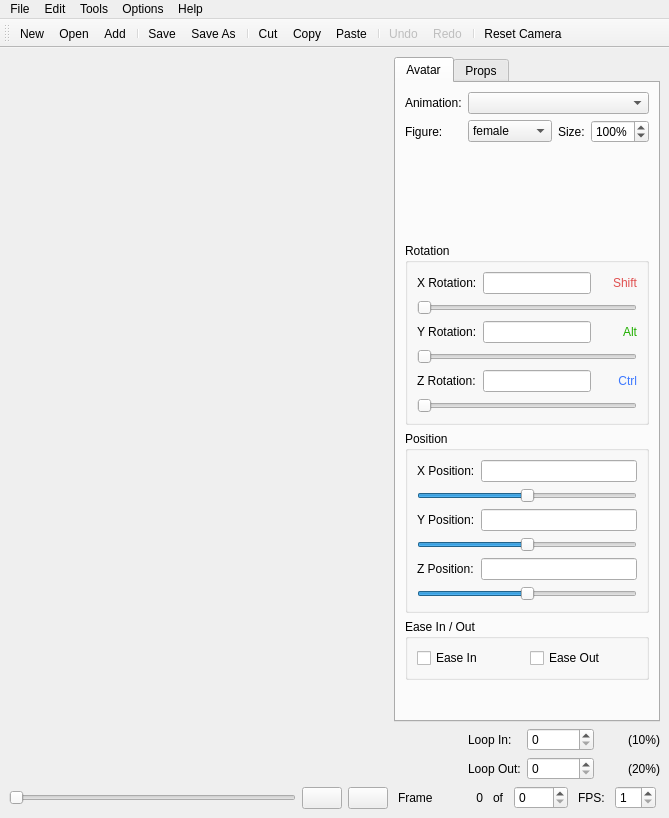
This is src/pinglymotionwindow.ui in pingledingle-tech/PinglyMotion as Qt 5 draws it before an edit. The edited form follows.
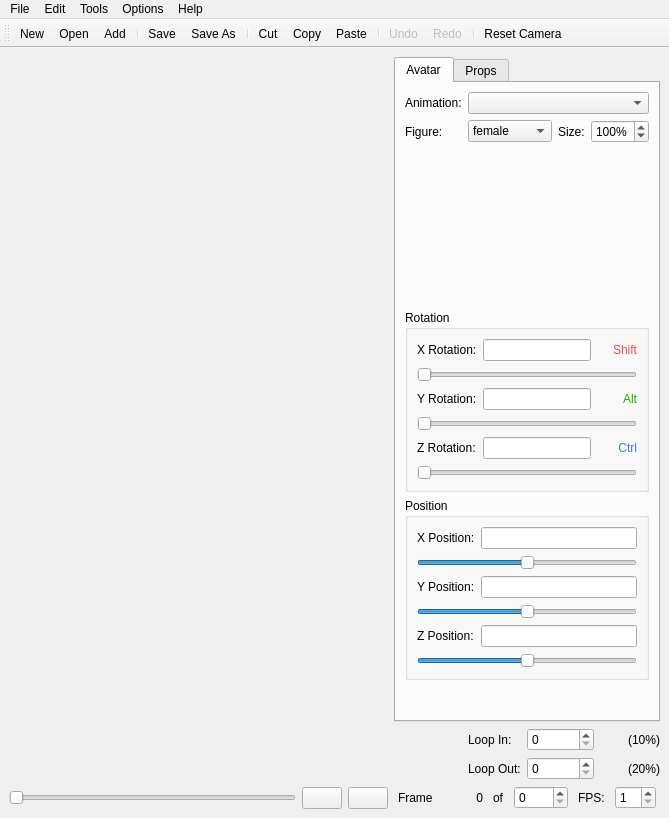
This is the edited form. Icons and pictures are not drawn. Custom widgets are drawn as their Qt base class.

```diff
--- a/src/pinglymotionwindow.ui
+++ b/src/pinglymotionwindow.ui
@@ -39,7 +39,7 @@
         <property name="minimumSize">
          <size>
           <width>360</width>
-          <height>258</height>
+          <height>350</height>
          </size>
         </property>
        </widget>
@@ -525,41 +525,6 @@
           </layout>
          </widget>
         </item>
-        <item row="5" column="0" colspan="4">
-         <widget class="QGroupBox" name="easeInOutGroup">
-          <property name="title">
-           <string>Ease In / Out</string>
-          </property>
-          <layout class="QGridLayout">
-           <item row="0" column="0">
-            <widget class="QCheckBox" name="easeInCheck">
-             <property name="sizePolicy">
-              <sizepolicy hsizetype="Preferred" vsizetype="Fixed">
-               <horstretch>0</horstretch>
-               <verstretch>0</verstretch>
-              </sizepolicy>
-             </property>
-             <property name="text">
-              <string>Ease In</string>
-             </property>
-            </widget>
-           </item>
-           <item row="0" column="1">
-            <widget class="QCheckBox" name="easeOutCheck">
-             <property name="sizePolicy">
-              <sizepolicy hsizetype="Preferred" vsizetype="Fixed">
-               <horstretch>0</horstretch>
-               <verstretch>0</verstretch>
-              </sizepolicy>
-             </property>
-             <property name="text">
-              <string>Ease Out</string>
-             </property>
-            </widget>
-           </item>
-          </layout>
-         </widget>
-        </item>
         <item row="6" column="1" colspan="2">
          <spacer>
           <property name="orientation">
```
